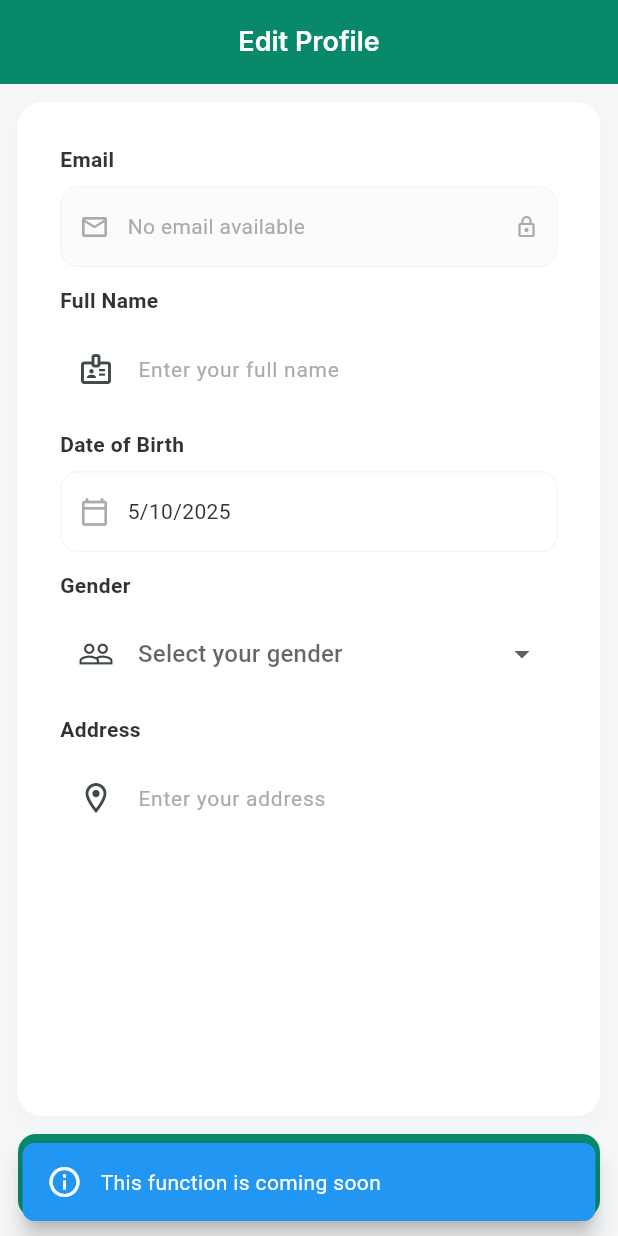
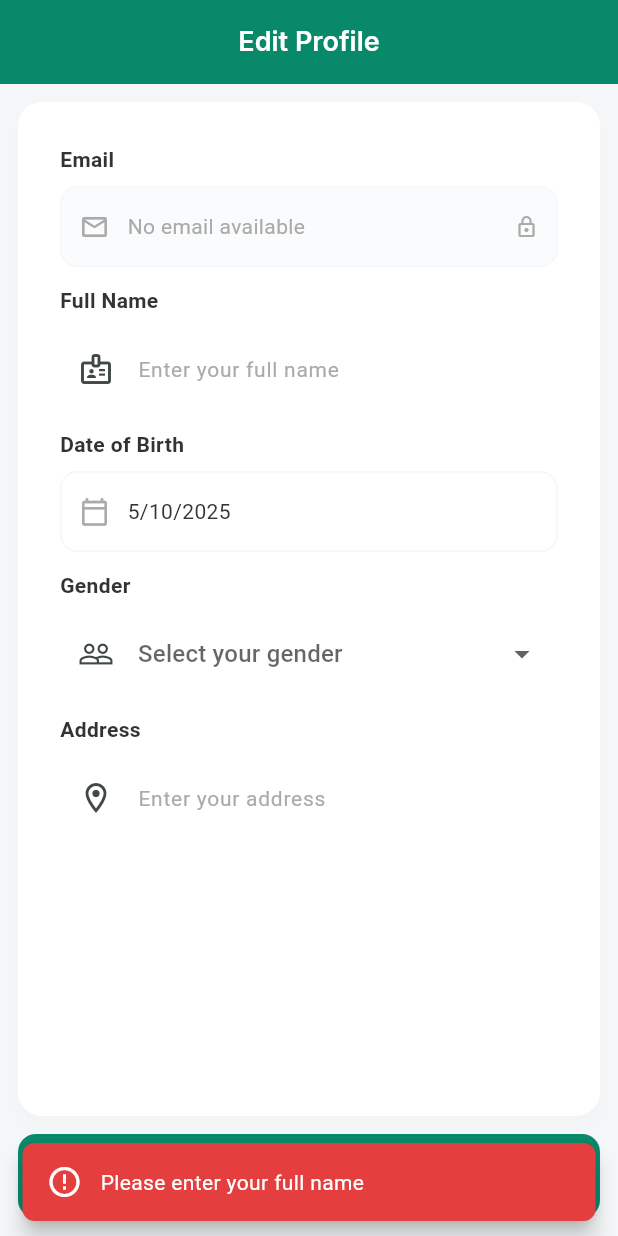
Before and after one commit to thanhtoan105/PlantDisease, a Flutter app: the EditProfileScreen screen opened by its route, after a tap on "Save Changes", on a phone screen of 412 x 824 dp. Run offline on Flutter 3.47's test engine with Material 3 defaults, Android fonts, the phone set to English and light mode, and no system bars; our stand-ins replace cached_network_image, camera, flutter_dotenv, geocoding, geolocator, go_router and 6 more; missing offline and left inert: gal, tflite_flutter; accounts and stored records are empty.

Commit message:
40th - edit profile

```diff
--- a/lib/core/services/supabase_service.dart
+++ b/lib/core/services/supabase_service.dart
@@ -321,6 +321,51 @@ class SupabaseService {
       rethrow;
     }
   }
+
+  /// Update user profile
+  static Future<void> updateUserProfile({
+    required String userId,
+    String? fullName,
+    DateTime? dateOfBirth,
+    String? gender,
+    String? address,
+  }) async {
+    if (!isConfigured()) {
+      throw Exception('Supabase not configured');
+    }
+
+    try {
+      final updateData = <String, dynamic>{};
+
+      if (fullName != null) {
+        updateData['full_name'] = fullName;
+      }
+
+      if (dateOfBirth != null) {
+        updateData['dob'] = dateOfBirth.toIso8601String().split('T')[0];
+      }
+
+      if (gender != null) {
+        updateData['gender'] = gender;
+      }
+
+      if (address != null) {
+        updateData['address'] = address;
+      }
+
+      // Update the profile in the database
+      await _supabase
+          .from('profiles')
+          .update(updateData)
+          .eq('id', userId);
+
+      debugPrint('✅ Profile updated successfully');
+    } catch (error) {
+      debugPrint('❌ Error updating user profile: $error');
+      rethrow;
+    }
+  }
+
   /// Helper method to extract description from JSON or return fallback
   static String _extractDescription(dynamic description) {
     if (description == null) return 'No description available';
--- a/lib/features/profile/screens/edit_profile_screen.dart
+++ b/lib/features/profile/screens/edit_profile_screen.dart
@@ -80,11 +80,68 @@ class _EditProfileScreenState extends State<EditProfileScreen> {
   }
 
   Future<void> _saveProfile() async {
-    // Show coming soon message instead of actual save logic
-    CustomSnackbars.showInfo(
-      context: context,
-      message: 'This function is coming soon',
-    );
+    try {
+      // Validate inputs
+      final fullName = _fullNameController.text.trim();
+
+      if (fullName.isEmpty) {
+        CustomSnackbars.showError(
+          context: context,
+          message: 'Please enter your full name',
+        );
+        return;
+      }
+
+      // Show loading indicator
+      showDialog(
+        context: context,
+        barrierDismissible: false,
+        builder: (context) => const Center(
+          child: CircularProgressIndicator(
+            color: AppColors.primaryGreen,
+          ),
+        ),
+      );
+
+      // Get user ID
+      final authProvider = Provider.of<AuthProvider>(context, listen: false);
+      final userId = authProvider.user?.id;
+
+      if (userId == null) {
+        Navigator.of(context).pop(); // Close loading dialog
+        _showErrorMessage('User not found');
+        return;
+      }
+
+      // Update profile in Supabase
+      await SupabaseService.updateUserProfile(
+        userId: userId,
+        fullName: fullName,
+        dateOfBirth: _selectedDate,
+        gender: _selectedGender,
+        address: _addressController.text.trim(),
+      );
+
+      // Close loading dialog
+      if (mounted) {
+        Navigator.of(context).pop();
+
+        // Show success message
+        CustomSnackbars.showSuccess(
+          context: context,
+          message: 'Profile updated successfully',
+        );
+
+        // Go back to previous screen
+        Navigator.of(context).pop();
+      }
+    } catch (error) {
+      // Close loading dialog if still open
+      if (mounted) {
+        Navigator.of(context).pop();
+        _showErrorMessage('Failed to update profile: $error');
+      }
+    }
   }
 
   void _showErrorMessage(String message) {
```
